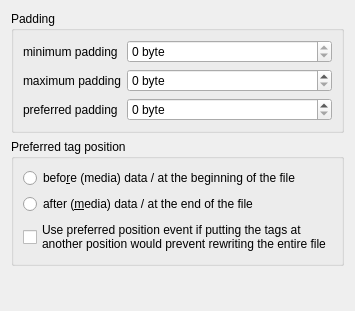
This is gui/filelayout.ui in Martchus/tageditor as Qt 5 draws it before an edit. The edited form follows.
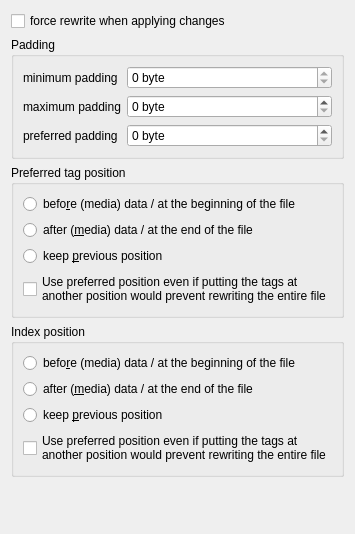
This is the edited form. Custom widgets are drawn as their Qt base class.

Commit message: updated file layout settings page

The edit to the form file:
```diff
--- a/gui/filelayout.ui
+++ b/gui/filelayout.ui
@@ -2,13 +2,11 @@
 <ui version="4.0">
  <class>QtGui::FileLayoutPage</class>
  <widget class="QWidget" name="QtGui::FileLayoutPage">
-  <property name="geometry">
-   <rect>
-    <x>0</x>
-    <y>0</y>
-    <width>325</width>
-    <height>311</height>
-   </rect>
+  <property name="sizePolicy">
+   <sizepolicy hsizetype="Maximum" vsizetype="Preferred">
+    <horstretch>0</horstretch>
+    <verstretch>0</verstretch>
+   </sizepolicy>
   </property>
   <property name="windowTitle">
    <string>Form</string>
@@ -17,6 +15,13 @@
    <string notr="true">QGroupBox { font-weight: bold };</string>
   </property>
   <layout class="QVBoxLayout" name="verticalLayout">
+   <item>
+    <widget class="QCheckBox" name="forceRewriteCheckBox">
+     <property name="text">
+      <string>force rewrite when applying changes</string>
+     </property>
+    </widget>
+   </item>
    <item>
     <widget class="QWidget" name="widget" native="true">
      <layout class="QVBoxLayout" name="verticalLayout_3">
@@ -147,9 +152,16 @@
           </widget>
          </item>
          <item>
-          <widget class="QCheckBox" name="forcePositionCheckBox">
+          <widget class="QRadioButton" name="tagPosKeepRadioButton">
            <property name="text">
-            <string>Use preferred position event if putting the tags at
+            <string>keep &amp;previous position</string>
+           </property>
+          </widget>
+         </item>
+         <item>
+          <widget class="QCheckBox" name="tagPosForceCheckBox">
+           <property name="text">
+            <string>Use preferred position even if putting the tags at
 another position would prevent rewriting the entire file</string>
            </property>
           </widget>
@@ -160,6 +172,44 @@
      </layout>
     </widget>
    </item>
+   <item>
+    <widget class="QGroupBox" name="indexPositionGroupBox">
+     <property name="title">
+      <string>Index position</string>
+     </property>
+     <layout class="QVBoxLayout" name="verticalLayout_4">
+      <item>
+       <widget class="QRadioButton" name="indexPosBeforeDataRadioButton">
+        <property name="text">
+         <string>befo&amp;re (media) data / at the beginning of the file</string>
+        </property>
+       </widget>
+      </item>
+      <item>
+       <widget class="QRadioButton" name="indexPosAfterDataRadioButton">
+        <property name="text">
+         <string>after (&amp;media) data / at the end of the file</string>
+        </property>
+       </widget>
+      </item>
+      <item>
+       <widget class="QRadioButton" name="indexPosKeepRadioButton">
+        <property name="text">
+         <string>keep &amp;previous position</string>
+        </property>
+       </widget>
+      </item>
+      <item>
+       <widget class="QCheckBox" name="indexPosForceCheckBox">
+        <property name="text">
+         <string>Use preferred position even if putting the tags at
+another position would prevent rewriting the entire file</string>
+        </property>
+       </widget>
+      </item>
+     </layout>
+    </widget>
+   </item>
    <item>
     <widget class="NotificationLabel" name="preferredTagPosLabel" native="true"/>
    </item>
```
Left out of the diff: 4 changed lines with no effect on the pictures. The commit also changes 2 other files.
